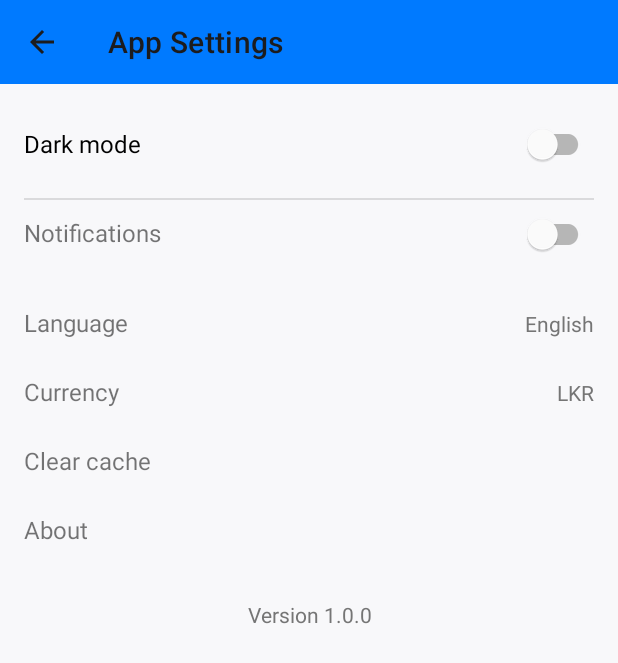
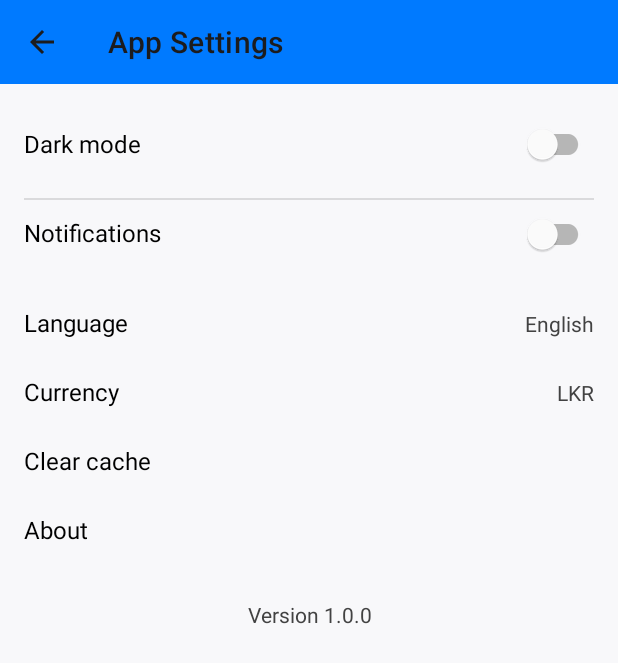
Before and after one commit to DilshaPrathibha/HyperZone, an Android app: the SettingsActivity screen opened directly, with no data from a screen before it, on a phone screen of 412 x 824 dp. Shown: the top 663 px of the screen. Run offline under Robolectric (Android 15) with nearby library versions, the light colour scheme and no system bars.

Commit message:
improved colors

```diff
--- a/app/src/main/res/layout/activity_onboarding.xml
+++ b/app/src/main/res/layout/activity_onboarding.xml
@@ -76,7 +76,7 @@
                 android:text="@string/next"
                 android:textAllCaps="false"
                 android:backgroundTint="@color/accent"
-                android:textColor="@color/onPrimary"
+                android:textColor="@color/colorSurfaceVariant"
                 style="?android:attr/buttonBarButtonStyle" />
 
         </LinearLayout>
--- a/app/src/main/res/layout/activity_settings.xml
+++ b/app/src/main/res/layout/activity_settings.xml
@@ -66,7 +66,8 @@
             android:layout_height="wrap_content"
             android:layout_weight="1"
             android:text="Notifications"
-            android:textSize="16sp" />
+            android:textSize="16sp"
+            android:textColor="@color/textPrimary" />
 
         <com.google.android.material.switchmaterial.SwitchMaterial
             android:id="@+id/switchNotifications"
@@ -96,14 +97,15 @@
             android:layout_height="wrap_content"
             android:layout_weight="1"
             android:text="Language"
-            android:textSize="16sp" />
+            android:textSize="16sp"
+            android:textColor="@color/textPrimary" />
 
         <TextView
             android:id="@+id/tvLanguageValue"
             android:layout_width="wrap_content"
             android:layout_height="wrap_content"
             android:text="English"
-            android:textColor="#757575" />
+            android:textColor="@color/textSecondary" />
     </LinearLayout>
 
     <!-- ───── Currency (dummy) ───── -->
@@ -128,14 +130,15 @@
             android:layout_height="wrap_content"
             android:layout_weight="1"
             android:text="Currency"
-            android:textSize="16sp" />
+            android:textSize="16sp"
+            android:textColor="@color/textPrimary" />
 
         <TextView
             android:id="@+id/tvCurrencyValue"
             android:layout_width="wrap_content"
             android:layout_height="wrap_content"
             android:text="LKR"
-            android:textColor="#757575" />
+            android:textColor="@color/textSecondary" />
     </LinearLayout>
 
     <!-- ───── Clear cache (dummy) ───── -->
@@ -159,7 +162,8 @@
             android:layout_width="wrap_content"
             android:layout_height="wrap_content"
             android:text="Clear cache"
-            android:textSize="16sp" />
+            android:textSize="16sp"
+            android:textColor="@color/textPrimary" />
     </LinearLayout>
 
     <!-- ───── About (dummy) ───── -->
@@ -183,7 +187,8 @@
             android:layout_width="wrap_content"
             android:layout_height="wrap_content"
             android:text="About"
-            android:textSize="16sp" />
+            android:textSize="16sp"
+            android:textColor="@color/textPrimary" />
     </LinearLayout>
 
     <!-- ───── Version label (static) ───── -->
@@ -193,7 +198,7 @@
         android:layout_height="wrap_content"
         android:text="Version 1.0.0"
         android:textAlignment="center"
-        android:textColor="#757575"
+        android:textColor="@color/textSecondary"
         android:paddingTop="24dp"
         android:paddingBottom="24dp"
         app:layout_constraintTop_toBottomOf="@id/rowAbout"
--- a/app/src/main/res/layout/fragment_home.xml
+++ b/app/src/main/res/layout/fragment_home.xml
@@ -48,7 +48,7 @@
                     android:layout_alignParentEnd="true"
                     android:layout_alignParentBottom="true"
                     android:text="Buy Now"
-                    android:textColor="@color/onPrimary"
+                    android:textColor="@color/colorSurfaceVariant"
                     app:backgroundTint="@color/accent"
                     app:cornerRadius="4dp"
                     app:elevation="1dp"
--- a/app/src/main/res/values/colors.xml
+++ b/app/src/main/res/values/colors.xml
@@ -3,11 +3,11 @@
 
     <color name="accent">#007AFF</color>
     <color name="background">#F8F8FA</color>
-    <color name="white">#AED2FF</color>
-    <color name="textPrimary">#000000</color>  <!-- Darker black for primary text -->
-    <color name="textSecondary">#424242</color>  <!-- Darker gray for secondary text -->
-    <color name="cardBackground">#FFFFFF</color>  <!-- White background for cards -->
-    <color name="productCardBackground">#AED2FF</color>  <!-- Slightly darker gray for product cards -->
+    <color name="white">#C4DCFF</color>
+    <color name="textPrimary">#000000</color>  <!--  primary text -->
+    <color name="textSecondary">#424242</color>  <!-- secondary text -->
+    <color name="cardBackground">#FFFFFF</color>  <!-- for cards -->
+    <color name="productCardBackground">#C4DCFF</color>  <!--  for product cards -->
     <color name="card_stroke">#E5E7EC</color>
     <color name="colorOnSurface">#1C1C1E</color>
     <color name="colorSurfaceVariant">#E5E7EC</color>
@@ -15,7 +15,6 @@
     <color name="onPrimary">#1C1C1E</color>
     <color name="surface">#FFFFFF</color>
 
-    <!-- Splash  -->
     <color name="splash_bg">#FFFFFF</color>
     <color name="colorPrimary">#F2F2F7</color>
     <color name="colorPrimaryVariant">#C7C7CC</color>
```
Also changed, not shown: app/src/main/res/layout/fragment_profile.xml (+31 -15 lines), 1 other file.
